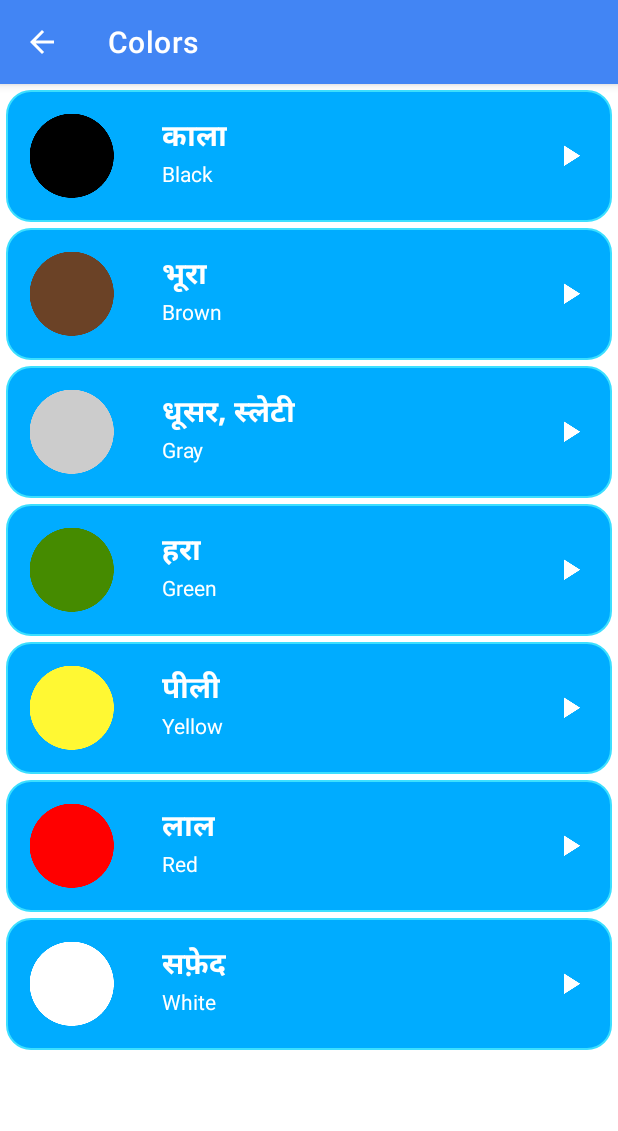
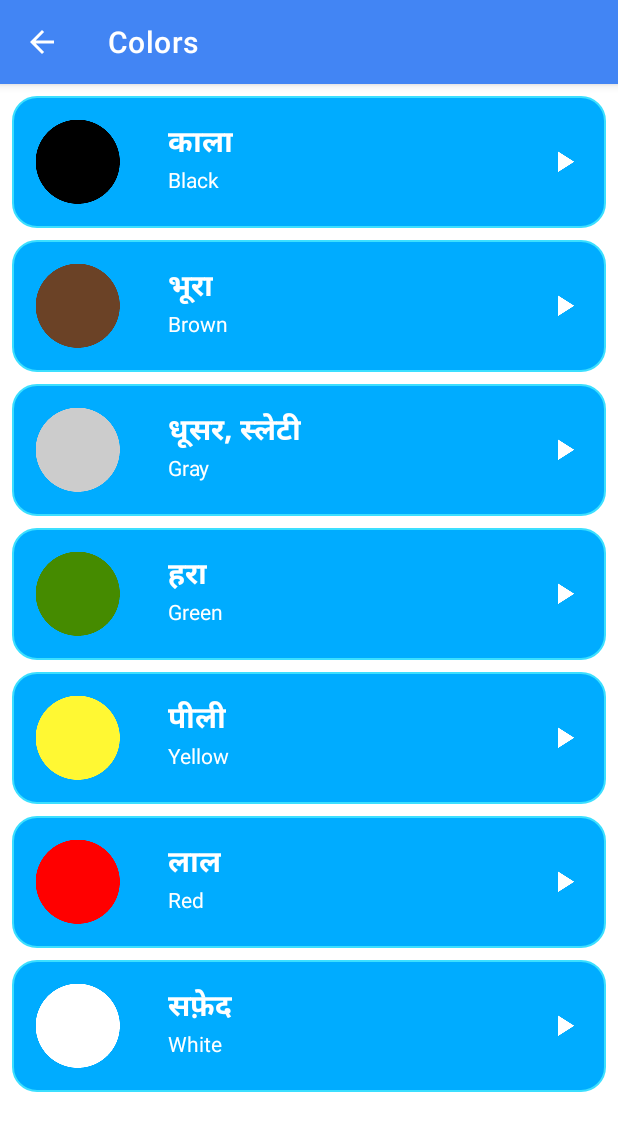
Before and after one commit to Abizer-R/LearnHindi, an Android app: the ColorsActivity screen opened directly, with no data from a screen before it, on a phone screen of 412 x 824 dp. Shown: the top 1131 px of the screen. Run offline under Robolectric (Android 15) with nearby library versions, the light colour scheme and no system bars.

Commit message:
Added margin

```diff
--- a/app/src/main/res/layout/word_list_layout.xml
+++ b/app/src/main/res/layout/word_list_layout.xml
@@ -12,8 +12,10 @@
         android:layout_height="match_parent"
         android:id="@+id/wordListView"
         android:divider="@null"
-        android:dividerHeight="4dp"
-        android:layout_margin="4dp"
+        android:dividerHeight="8dp"
+        android:layout_marginLeft="8dp"
+        android:layout_marginRight="8dp"
+        android:layout_marginTop="8dp"
         android:drawSelectorOnTop="true"/>
 
 </LinearLayout>
```
